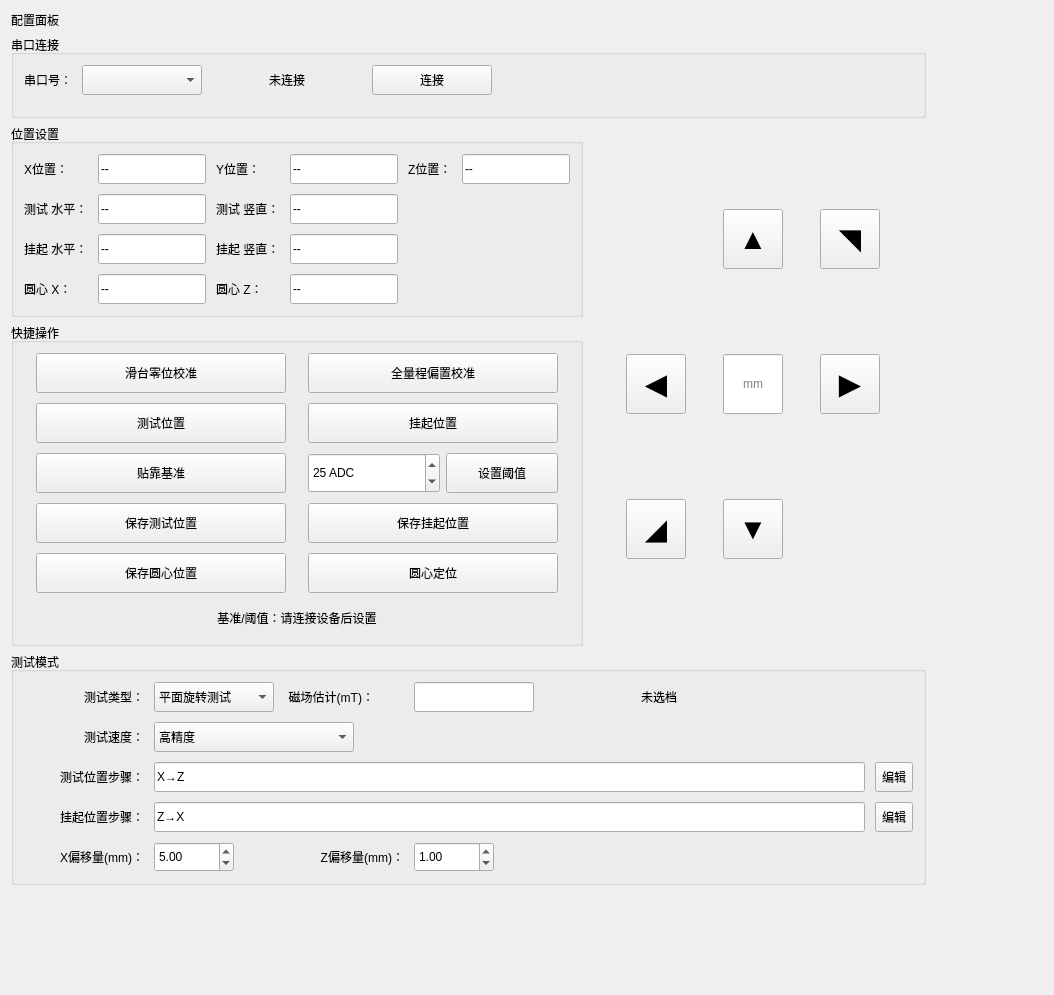
Before: the Qt Designer form src/ui/config_panel.ui in IceSugarZxy/MARS-pro, drawn with Qt 5.
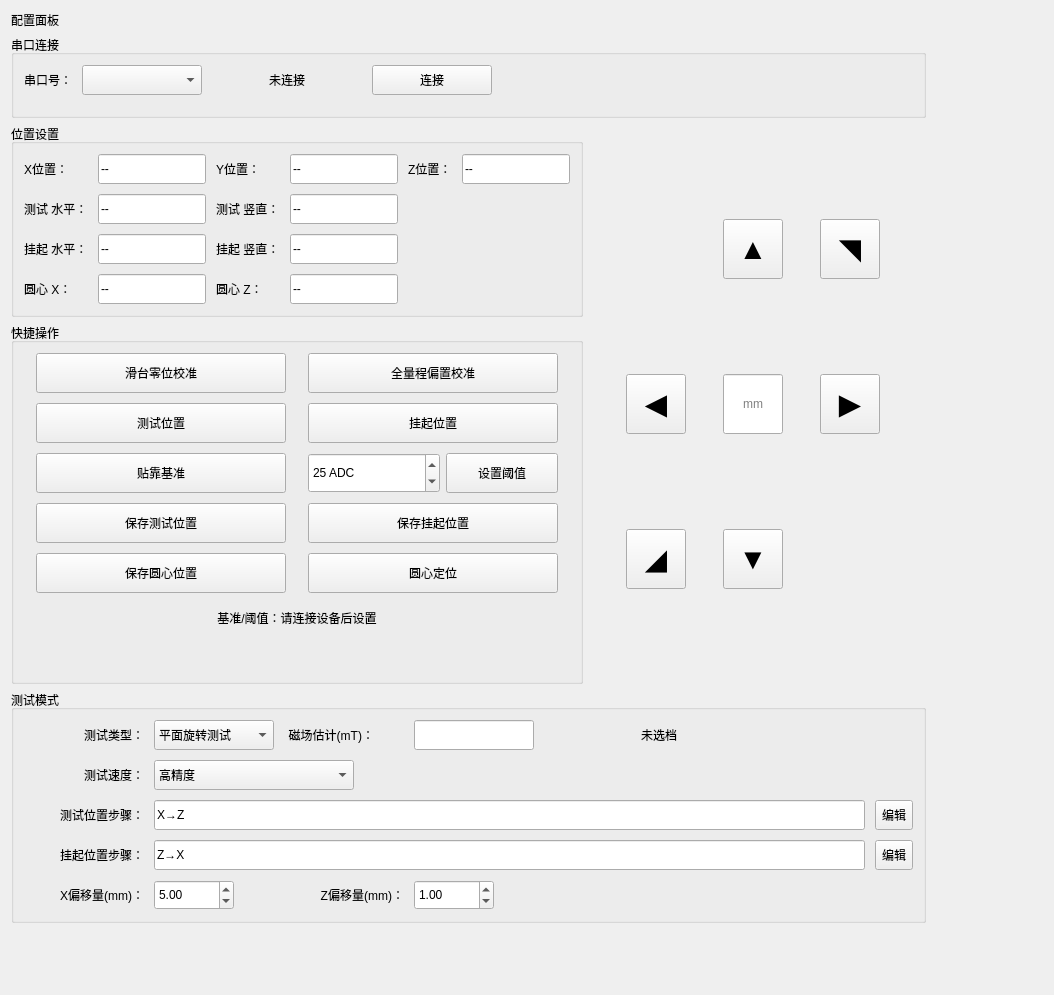
After: the same form once the commit is applied.

```diff
--- a/src/ui/config_panel.ui
+++ b/src/ui/config_panel.ui
@@ -383,6 +383,25 @@
         </property>
        </widget>
       </item>
+      <item row="6" column="0" colspan="2">
+       <widget class="QLabel" name="label_action_status">
+        <property name="minimumSize">
+         <size>
+          <width>0</width>
+          <height>28</height>
+         </size>
+        </property>
+        <property name="text">
+         <string/>
+        </property>
+        <property name="alignment">
+         <set>Qt::AlignCenter</set>
+        </property>
+        <property name="wordWrap">
+         <bool>true</bool>
+        </property>
+       </widget>
+      </item>
      </layout>
     </widget>
    </item>
```
